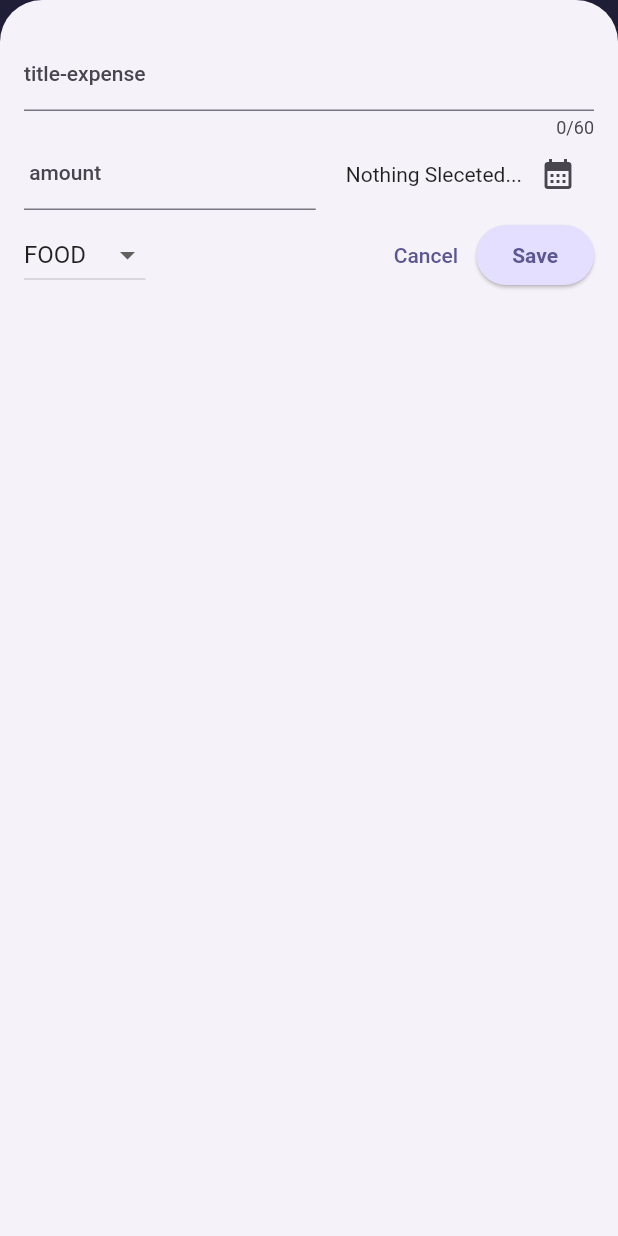
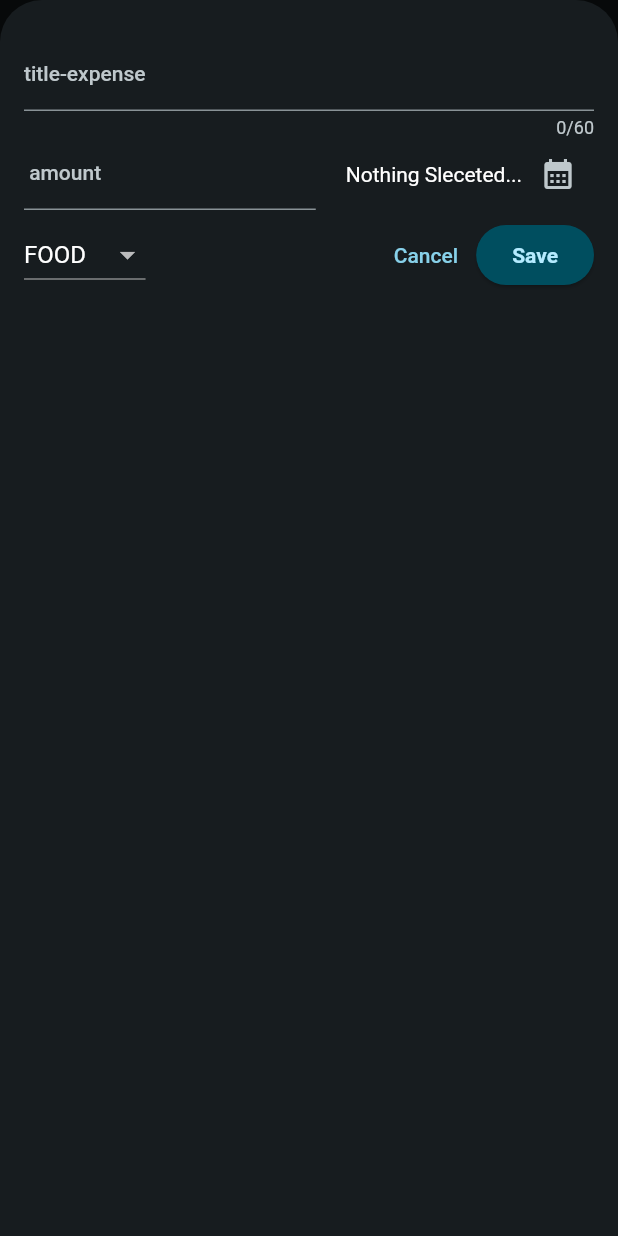
Before and after one commit to saeed561/Flutter_ExpenseTracker, a Flutter app: the screen it shows after launch, after a tap on the "add circle outline" icon, on a phone screen of 412 x 824 dp. Run offline on Flutter 3.47's test engine with Material 2 defaults, Android fonts, the phone set to English and light mode, and no system bars.

Commit message:
ExpenseTracker_DarkModeAddedBasedOnUserSystemDarkMode

```diff
--- a/lib/main.dart
+++ b/lib/main.dart
@@ -1,21 +1,41 @@
 import 'package:basic_project/widget/Expenses.dart';
 import 'package:flutter/material.dart';
 
+// ignore: non_constant_identifier_names
 var KcolorScheme = ColorScheme.fromSeed(
-  seedColor: Color.fromARGB(255, 96, 86, 180),
+  seedColor: const Color.fromARGB(255, 96, 86, 180),
+);
+var kDarkScheme = ColorScheme.fromSeed(
+  brightness: Brightness.dark,
+  seedColor: const Color.fromARGB(255, 6, 99, 120),
 );
 void main() {
   runApp(MaterialApp(
+    darkTheme: ThemeData.dark().copyWith(
+      useMaterial3: true,
+      colorScheme: kDarkScheme,
+      cardTheme: const CardTheme().copyWith(
+        color: kDarkScheme.secondaryContainer,
+        margin: const EdgeInsets.symmetric(horizontal: 14, vertical: 6),
+      ),
+      elevatedButtonTheme: ElevatedButtonThemeData(
+        style: ElevatedButton.styleFrom(
+          backgroundColor: kDarkScheme.primaryContainer,
+          foregroundColor: kDarkScheme.onPrimaryContainer,
+          textStyle: const TextStyle(fontWeight: FontWeight.bold),
+        ),
+      ),
+    ),
     theme: ThemeData().copyWith(
       colorScheme: KcolorScheme,
       useMaterial3: true,
-      appBarTheme: AppBarTheme().copyWith(
+      appBarTheme: const AppBarTheme().copyWith(
         backgroundColor: KcolorScheme.onPrimaryContainer,
         foregroundColor: KcolorScheme.onPrimary,
       ),
-      cardTheme: CardTheme().copyWith(
+      cardTheme: const CardTheme().copyWith(
         color: KcolorScheme.secondaryContainer,
-        margin: EdgeInsets.symmetric(horizontal: 14, vertical: 6),
+        margin: const EdgeInsets.symmetric(horizontal: 14, vertical: 6),
       ),
       elevatedButtonTheme: ElevatedButtonThemeData(
         style: ElevatedButton.styleFrom(
@@ -30,8 +50,8 @@ void main() {
               color: KcolorScheme.primary,
             ),
           ),
-
     ),
+    themeMode: ThemeMode.dark,
     home: Expenses(),
   ));
 }
--- a/lib/widget/expenses_list/expense_item.dart
+++ b/lib/widget/expenses_list/expense_item.dart
@@ -11,10 +11,7 @@ class ExpenseItem extends StatelessWidget {
         padding: EdgeInsets.symmetric(horizontal: 20, vertical: 6),
         child: Column(
           children: [
-            Text(
-              expense.title,
-              style: Theme.of(context).textTheme.titleLarge,
-            ),
+            Text(expense.title, style: Theme.of(context).textTheme.titleLarge),
             const SizedBox(
               height: 16,
             ),
--- a/lib/widget/expenses_list/expenses_list.dart
+++ b/lib/widget/expenses_list/expenses_list.dart
@@ -15,7 +15,7 @@ class ExpensesList extends StatelessWidget {
         background: Container(
             margin: EdgeInsets.symmetric(
                 horizontal: Theme.of(context).cardTheme.margin!.horizontal),
-            color: Theme.of(context).colorScheme.error,
+            color: Theme.of(context).colorScheme.error.withOpacity(0.7),
             child: Text(".<.<.<.<.<")),
         onDismissed: (direction) {
           removeExpense(expenses[index]);
```
